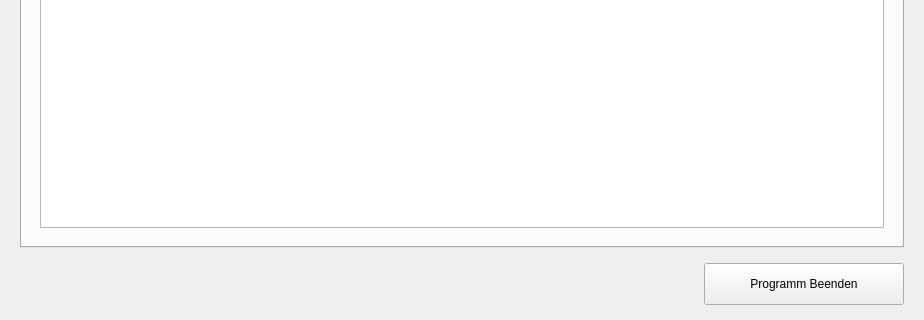
valueerrorx/life-exam, file server/server.ui: the form before one commit; both pictures show x 0 to 924 and y 356 to 676 of the 924 by 676 pixel window.
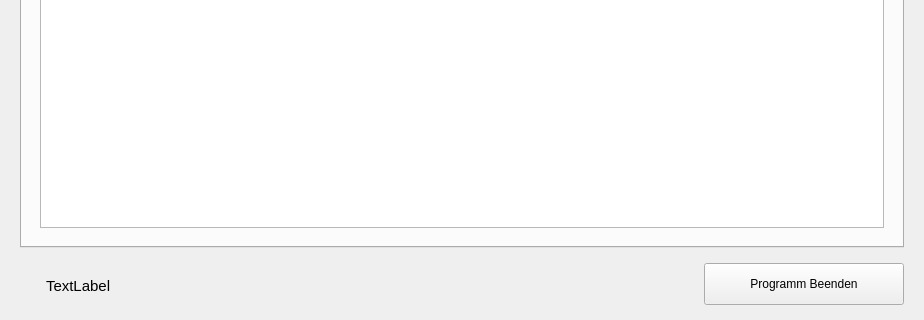
The form after the commit. Icons and pictures are not drawn.

Patch:
```diff
--- a/server/server.ui
+++ b/server/server.ui
@@ -2452,6 +2452,34 @@
            </property>
           </widget>
          </item>
+         <item>
+          <spacer name="horizontalSpacer_13">
+           <property name="orientation">
+            <enum>Qt::Horizontal</enum>
+           </property>
+           <property name="sizeType">
+            <enum>QSizePolicy::Fixed</enum>
+           </property>
+           <property name="sizeHint" stdset="0">
+            <size>
+             <width>10</width>
+             <height>20</height>
+            </size>
+           </property>
+          </spacer>
+         </item>
+         <item>
+          <widget class="QLabel" name="info_label">
+           <property name="font">
+            <font>
+             <pointsize>11</pointsize>
+            </font>
+           </property>
+           <property name="text">
+            <string>TextLabel</string>
+           </property>
+          </widget>
+         </item>
          <item>
           <spacer name="horizontalSpacer_2">
            <property name="orientation">
```
